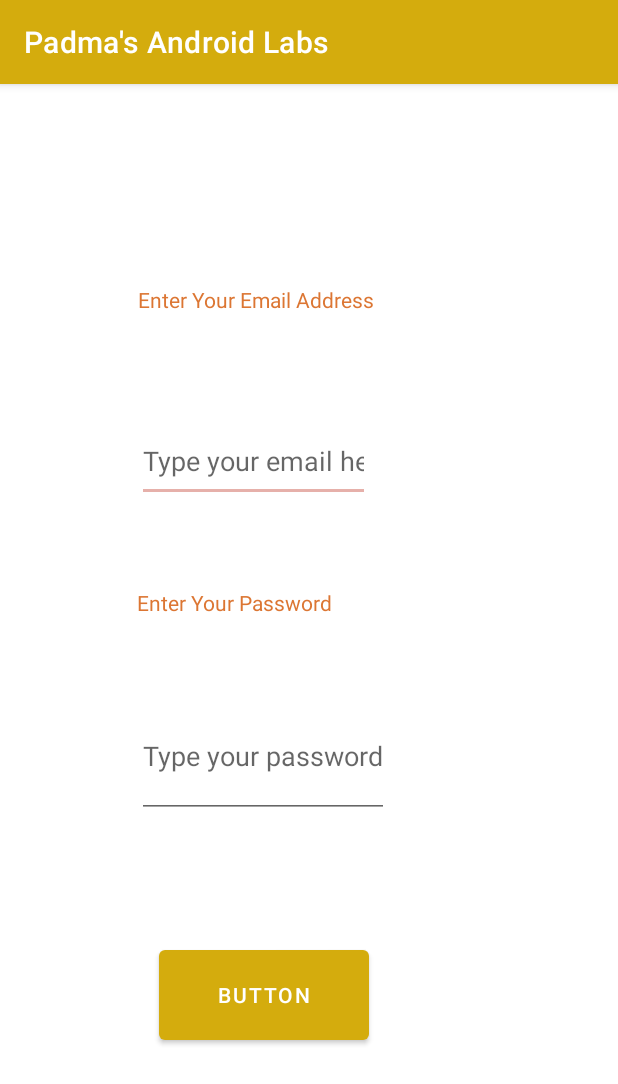
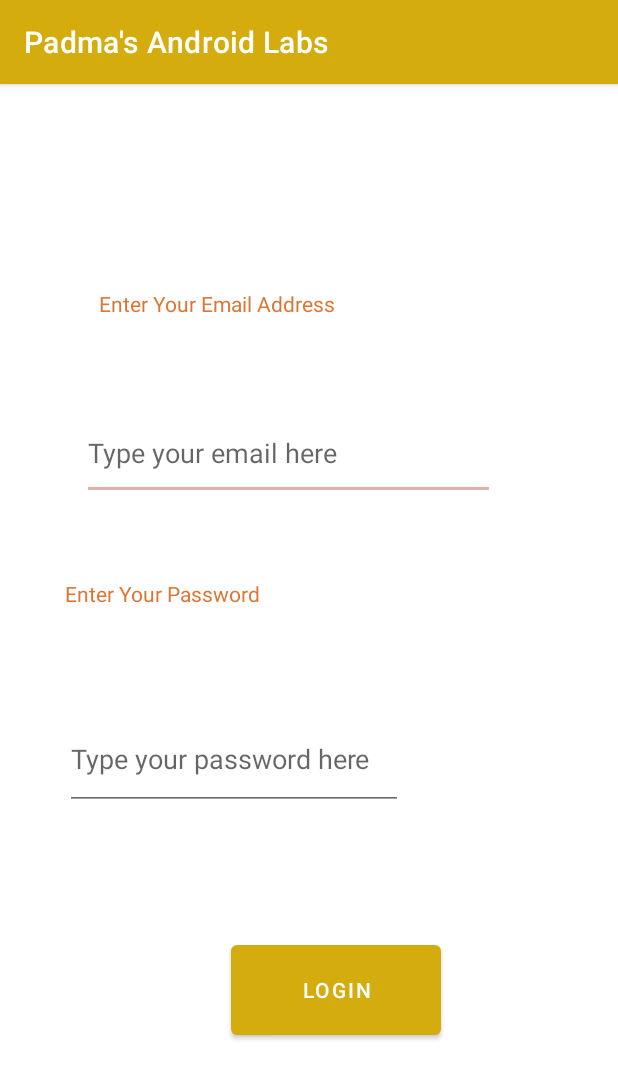
Before and after one commit to padma2code/PadmasAndroidLabs, an Android app: the screen it shows after launch (MainActivity), on a phone screen of 412 x 824 dp. Shown: the top 1084 px of the screen. Run offline under Robolectric (Android 15) with nearby library versions, the phone set to English and light mode, and no system bars.

Commit message:
Finished lab 4 work

```diff
--- a/app/build.gradle
+++ b/app/build.gradle
@@ -6,6 +6,10 @@ android {
     namespace 'algonquin.cst2335.alur0001'
     compileSdk 32
 
+    buildFeatures{
+
+        viewBinding true
+    }
     defaultConfig {
         applicationId "algonquin.cst2335.alur0001"
         minSdk 22
--- a/app/src/main/java/algonquin/cst2335/alur0001/MainActivity.java
+++ b/app/src/main/java/algonquin/cst2335/alur0001/MainActivity.java
@@ -1,9 +1,18 @@
 package algonquin.cst2335.alur0001;
 
+import androidx.activity.result.ActivityResult;
+import androidx.activity.result.ActivityResultCallback;
+import androidx.activity.result.ActivityResultLauncher;
+import androidx.activity.result.contract.ActivityResultContracts;
 import androidx.appcompat.app.AppCompatActivity;
 
+import android.app.Activity;
+import android.content.Context;
 import android.content.Intent;
+import android.content.SharedPreferences;
+import android.graphics.Bitmap;
 import android.os.Bundle;
+import android.provider.MediaStore;
 import android.util.Log;
 import android.view.View;
 import android.view.animation.Animation;
@@ -12,9 +21,10 @@ import android.view.animation.RotateAnimation;
 import android.widget.ImageView;
 import android.widget.Switch;
 
+import algonquin.cst2335.alur0001.databinding.ActivityMainBinding;
+
 public class MainActivity extends AppCompatActivity {
 
-    ImageView imgView;
     private static String tag = "MainActivity";
     private Object msg;
 
@@ -49,16 +59,32 @@ public class MainActivity extends AppCompatActivity {
         Log.w(tag, "In - On Start - Loading Widgets");
     }
 
-    Switch sw;
+
 
     @Override
     protected void onCreate(Bundle savedInstanceState) {
         super.onCreate(savedInstanceState);
-        setContentView(R.layout.activity_main);
-        View loginButton = null;
-        loginButton.setOnClickListener(clk -> {
+        ActivityMainBinding binding = ActivityMainBinding.inflate(getLayoutInflater());
+        setContentView(binding.getRoot());
+
+        SharedPreferences prefs = getSharedPreferences("MyData", Context.MODE_PRIVATE);
+
+        String emailAddress = prefs.getString("EmailAddress", "");
+        if(emailAddress != "") {
+            binding.editTextTextEmailAddress.setText(emailAddress);
+        }
+
+
+
+        binding.button.setOnClickListener(btn -> {
             Intent nextPage = new Intent( MainActivity.this, SecondActivity.class);
+            nextPage.putExtra( "EmailAddress", binding.editTextTextEmailAddress.getText().toString() );
+            SharedPreferences.Editor editor = prefs.edit();
+            editor.putString("EmailAddress", binding.editTextTextEmailAddress.getText().toString());
+            editor.apply();
             startActivity(nextPage);
+
+
         });
 
     }
--- a/app/src/main/res/layout/activity_main.xml
+++ b/app/src/main/res/layout/activity_main.xml
@@ -12,8 +12,8 @@
 
     <TextView
         android:id="@+id/textView"
-        android:layout_width="206dp"
-        android:layout_height="48dp"
+        android:layout_width="258dp"
+        android:layout_height="47dp"
         android:layout_marginStart="43dp"
         android:layout_marginTop="134dp"
         android:layout_marginEnd="66dp"
@@ -26,10 +26,10 @@
 
     <EditText
         android:id="@+id/editTextTextEmailAddress"
-        android:layout_width="155dp"
-        android:layout_height="54dp"
+        android:layout_width="275dp"
+        android:layout_height="62dp"
         android:layout_marginStart="43dp"
-        android:layout_marginTop="21dp"
+        android:layout_marginTop="8dp"
         android:layout_marginEnd="62dp"
         android:layout_marginBottom="34dp"
         android:ems="10"
@@ -37,15 +37,16 @@
         android:inputType="textEmailAddress"
         app:layout_constraintBottom_toTopOf="@+id/textView2"
         app:layout_constraintEnd_toEndOf="parent"
-        app:layout_constraintHorizontal_bias="0.0"
+        app:layout_constraintHorizontal_bias="0.353"
         app:layout_constraintStart_toStartOf="parent"
         app:layout_constraintTop_toBottomOf="@+id/textView" />
 
     <EditText
         android:id="@+id/editTextTextPassword"
-        android:layout_width="168dp"
-        android:layout_height="82dp"
+        android:layout_width="225dp"
+        android:layout_height="68dp"
         android:layout_marginStart="43dp"
+        android:layout_marginTop="8dp"
         android:layout_marginEnd="62dp"
         android:layout_marginBottom="44dp"
         android:ems="10"
@@ -59,10 +60,10 @@
 
     <TextView
         android:id="@+id/textView2"
-        android:layout_width="189dp"
-        android:layout_height="58dp"
+        android:layout_width="238dp"
+        android:layout_height="62dp"
         android:layout_marginStart="43dp"
-        android:layout_marginTop="23dp"
+        android:layout_marginTop="16dp"
         android:layout_marginEnd="83dp"
         android:layout_marginBottom="13dp"
         android:text="@string/enter_your_password"
@@ -80,7 +81,7 @@
         android:layout_marginTop="38dp"
         android:layout_marginEnd="118dp"
         android:layout_marginBottom="125dp"
-        android:text="Button"
+        android:text="Login"
         app:layout_constraintBottom_toBottomOf="parent"
         app:layout_constraintEnd_toEndOf="parent"
         app:layout_constraintHorizontal_bias="1.0"
--- a/build.gradle
+++ b/build.gradle
@@ -1,5 +1,5 @@
 // Top-level build file where you can add configuration options common to all sub-projects/modules.
 plugins {
-    id 'com.android.application' version '7.3.1' apply false
-    id 'com.android.library' version '7.3.1' apply false
+    id 'com.android.application' version '7.4.0' apply false
+    id 'com.android.library' version '7.4.0' apply false
 }
```
Also changed, not shown: app/src/main/AndroidManifest.xml (+6 -5 lines), app/src/main/java/algonquin/cst2335/alur0001/SecondActivity.java (+109 -0 lines), app/src/main/res/layout/activity_second.xml (+18 -4 lines), app/src/main/res/drawable/TVRemote.jpg (deleted), gradle/wrapper/gradle-wrapper.properties.
